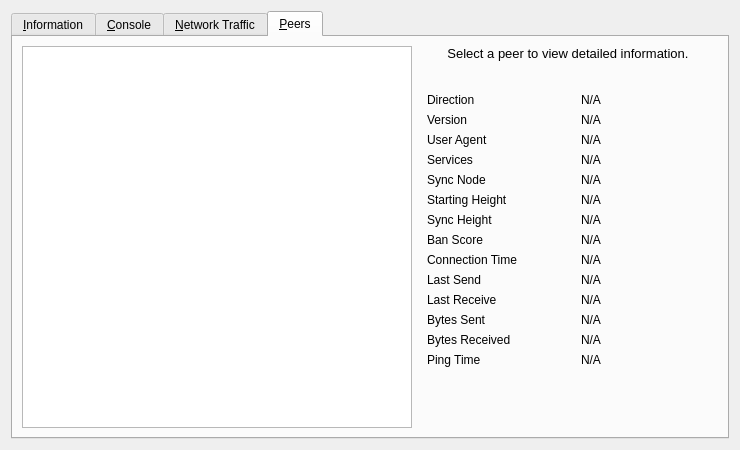
Old version of the form src/qt/forms/rpcconsole.ui in the repository reddcoin-project/reddcoin-3.10.
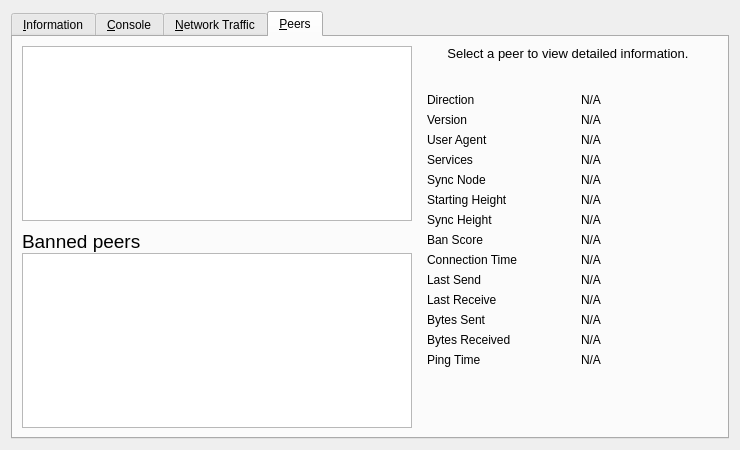
New version of the form. The open tabs and pages were chosen to show the change. Icons and pictures are not drawn. Custom widgets are drawn as their Qt base class.

Commit message:
[Qt] add banlist table below peers table

# Conflicts:
#	src/qt/rpcconsole.cpp

Patch:
```diff
--- a/src/qt/forms/rpcconsole.ui
+++ b/src/qt/forms/rpcconsole.ui
@@ -687,6 +687,11 @@
       </attribute>
       <layout class="QGridLayout" name="gridLayout_2">
        <item row="0" column="0" rowspan="2">
+        <layout class="QVBoxLayout" name="verticalLayout_101">
+         <property name="spacing">
+          <number>0</number>
+         </property>
+         <item>
         <widget class="QTableView" name="peerWidget">
          <property name="horizontalScrollBarPolicy">
           <enum>Qt::ScrollBarAsNeeded</enum>
@@ -698,6 +703,75 @@
           <bool>false</bool>
          </attribute>
         </widget>
+         </item>
+         <item>
+          <widget class="QLabel" name="banHeading">
+           <property name="sizePolicy">
+            <sizepolicy hsizetype="Preferred" vsizetype="Minimum">
+             <horstretch>0</horstretch>
+             <verstretch>0</verstretch>
+            </sizepolicy>
+           </property>
+           <property name="minimumSize">
+            <size>
+             <width>300</width>
+             <height>32</height>
+            </size>
+           </property>
+           <property name="maximumSize">
+            <size>
+             <width>16777215</width>
+             <height>32</height>
+            </size>
+           </property>
+           <property name="font">
+            <font>
+             <pointsize>14</pointsize>
+            </font>
+           </property>
+           <property name="cursor">
+            <cursorShape>IBeamCursor</cursorShape>
+           </property>
+           <property name="text">
+            <string>Banned peers</string>
+           </property>
+           <property name="alignment">
+            <set>Qt::AlignBottom|Qt::AlignLeading|Qt::AlignLeft</set>
+           </property>
+           <property name="wordWrap">
+            <bool>true</bool>
+           </property>
+           <property name="textInteractionFlags">
+            <set>Qt::LinksAccessibleByMouse|Qt::TextSelectableByKeyboard|Qt::TextSelectableByMouse</set>
+           </property>
+          </widget>
+         </item>
+         <item>
+          <widget class="QTableView" name="banlistWidget">
+           <property name="sizePolicy">
+            <sizepolicy hsizetype="Expanding" vsizetype="Expanding">
+             <horstretch>0</horstretch>
+             <verstretch>0</verstretch>
+            </sizepolicy>
+           </property>
+           <property name="maximumSize">
+            <size>
+             <width>16777215</width>
+             <height>16777215</height>
+            </size>
+           </property>
+           <property name="horizontalScrollBarPolicy">
+            <enum>Qt::ScrollBarAsNeeded</enum>
+           </property>
+           <property name="sortingEnabled">
+            <bool>true</bool>
+           </property>
+           <attribute name="horizontalHeaderHighlightSections">
+            <bool>false</bool>
+           </attribute>
+          </widget>
+         </item>
+        </layout>
        </item>
        <item row="0" column="1">
         <widget class="QLabel" name="peerHeading">
```
Lines whose indentation alone changed are shown as unchanged. The commit also changes 6 other files.
